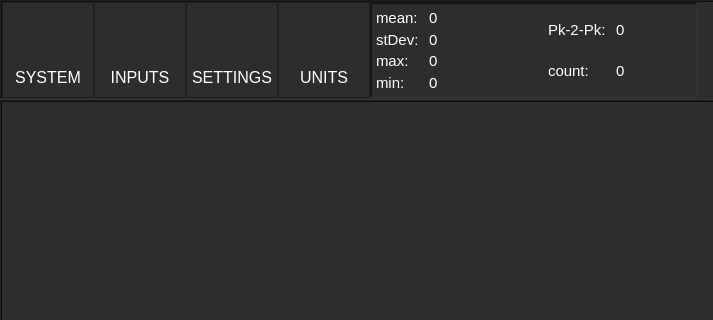
Qt form mainwindow.ui (shokace/GT9000) before a commit; both pictures show x 0 to 713 and y 0 to 320 of the 1222 by 800 pixel window.
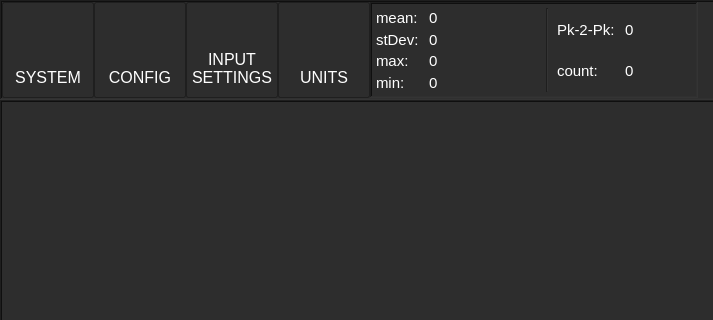
The same form after that commit.

Commit message: system dialog fixes

Diff of the .ui file:
```diff
--- a/mainwindow.ui
+++ b/mainwindow.ui
@@ -225,7 +225,7 @@
             <string notr="true"/>
            </property>
            <property name="text">
-            <string>INPUTS</string>
+            <string>CONFIG</string>
            </property>
           </widget>
          </item>
@@ -247,7 +247,8 @@
             <string notr="true"/>
            </property>
            <property name="text">
-            <string>SETTINGS</string>
+            <string>INPUT
+SETTINGS</string>
            </property>
           </widget>
          </item>
@@ -503,6 +504,13 @@
              <property name="bottomMargin">
               <number>2</number>
              </property>
+             <item>
+              <widget class="Line" name="line">
+               <property name="orientation">
+                <enum>Qt::Vertical</enum>
+               </property>
+              </widget>
+             </item>
              <item>
               <widget class="QFrame" name="frame_6">
                <property name="sizePolicy">
```
Left out of the diff: 2 changed lines with no effect on the pictures. The commit also changes 4 other files.
